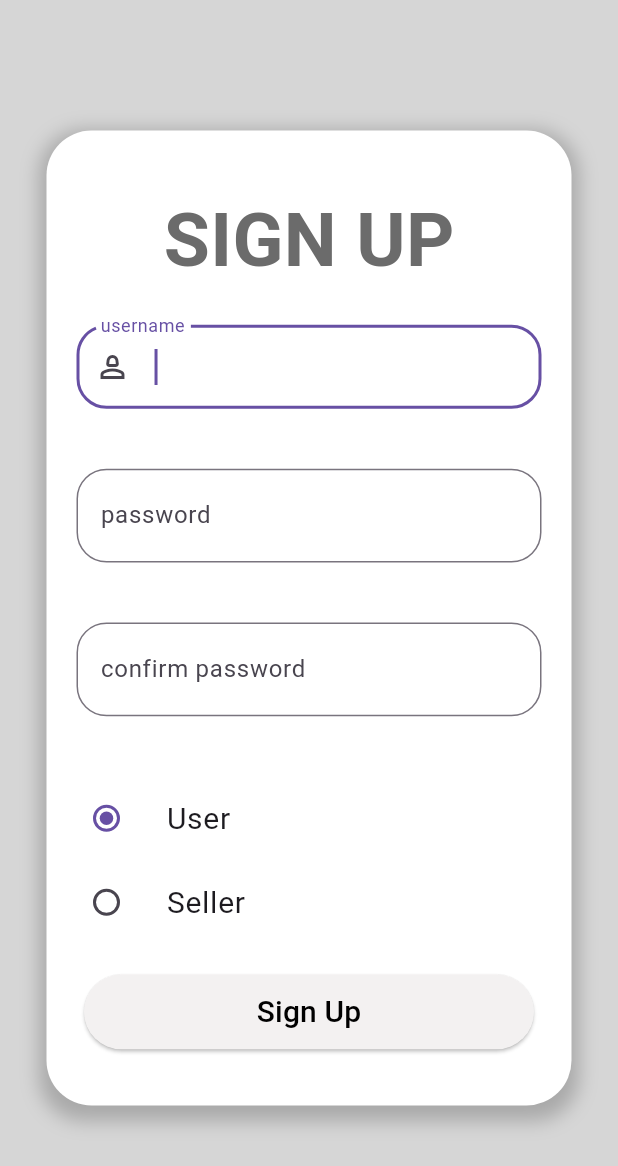
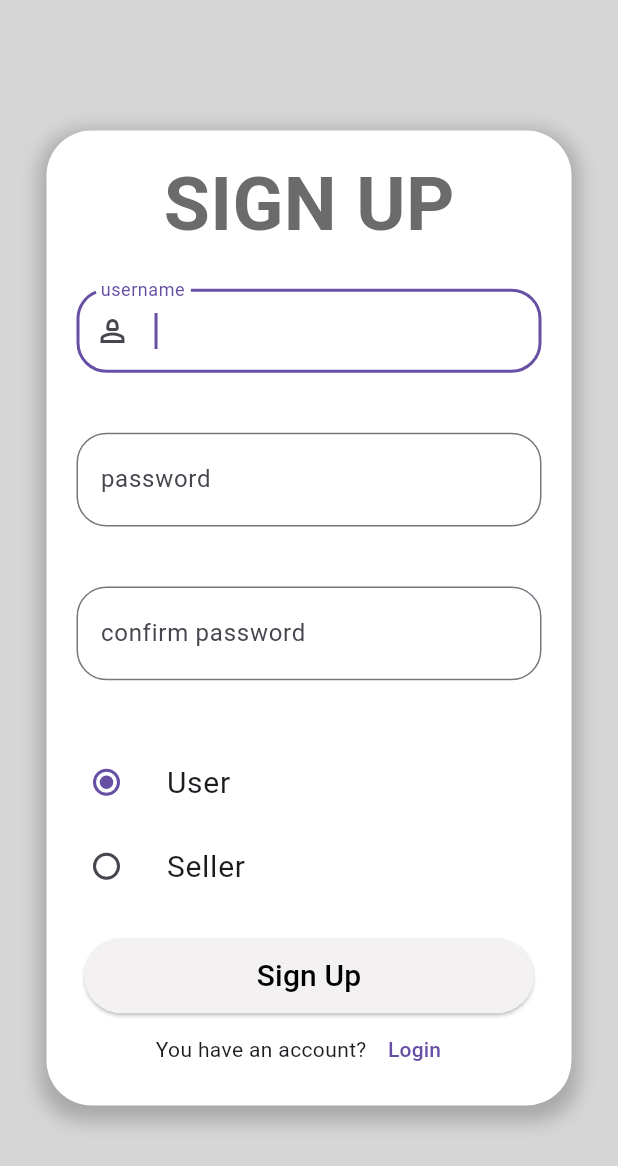
Before and after one commit to SSSomia/Graduation-Project, a Flutter app: the SignupPage screen opened directly, on a phone screen of 412 x 824 dp. Shown: the top 1166 px of the screen. Run offline on Flutter 3.47's test engine with Material 3 defaults, Android fonts, the phone set to English and light mode, and no system bars.

Commit message:
add login in signup page

```diff
--- a/graduation_project/lib/pages/signup/signup_page.dart
+++ b/graduation_project/lib/pages/signup/signup_page.dart
@@ -1,5 +1,6 @@
 import 'package:flutter/material.dart';
 import 'package:graduation_project/pages/constant.dart';
+import 'package:graduation_project/pages/login/login_page.dart';
 
 class SignupPage extends StatefulWidget {
   const SignupPage({super.key});
@@ -162,6 +163,21 @@ class _SignupPageState extends State<SignupPage> {
                             ),
                           ),
                         ),
+                        Row(
+                          mainAxisAlignment: MainAxisAlignment.center,
+                          children: [
+                            const Text('You have an account?'),
+                            TextButton(
+                                onPressed: () {
+                                  Navigator.push(
+                                    context,
+                                    MaterialPageRoute(
+                                        builder: (context) => LoginPage()),
+                                  );
+                                },
+                                child: const Text('Login'))
+                          ],
+                        )
                       ],
                     ),
                   ),
```
